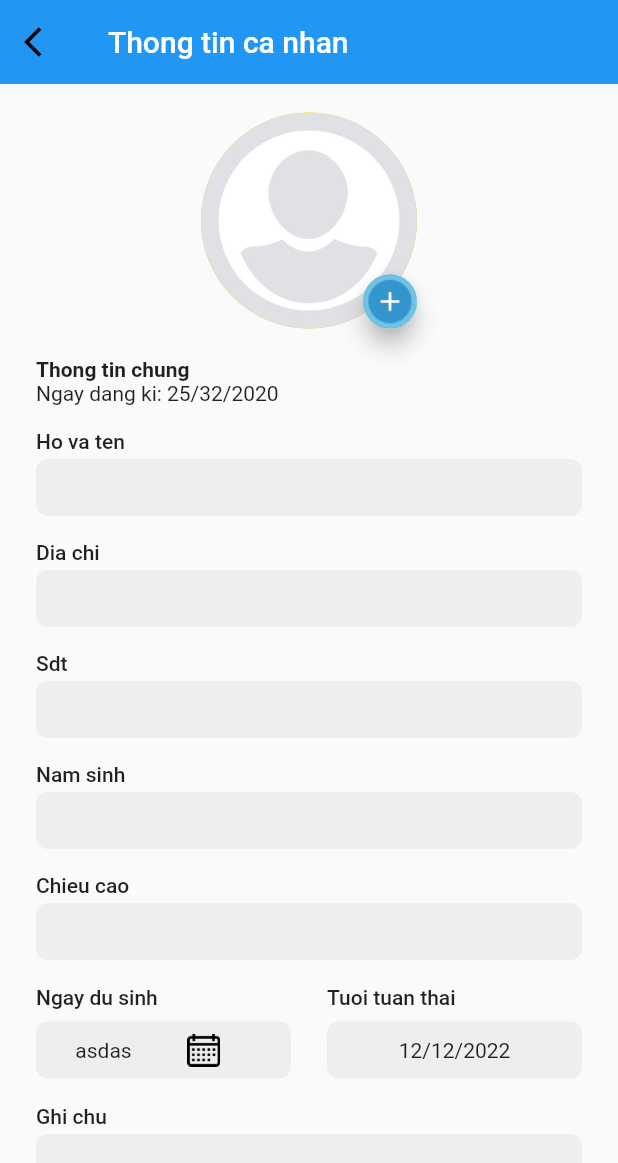
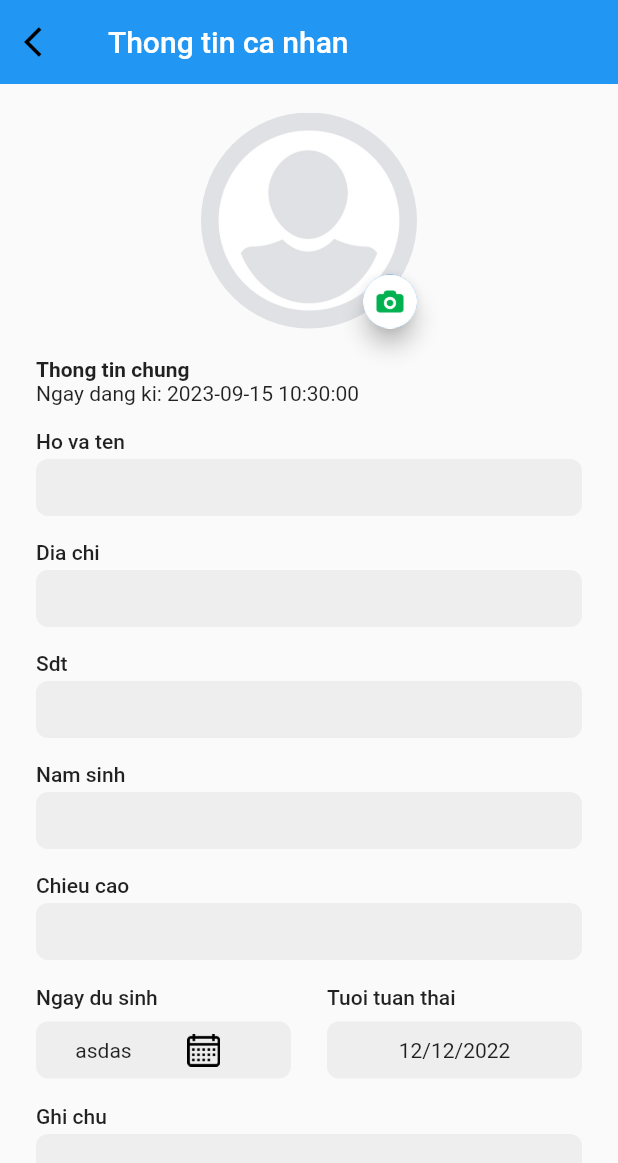
Before and after one commit to nmngn/mc_dart, a Flutter app: the MyDetailView screen opened directly, on a phone screen of 412 x 824 dp. Shown: the top 1163 px of the screen. Run offline on Flutter 3.47's test engine with Material 2 defaults, Android fonts, the phone set to English and light mode, and no system bars; our stand-ins replace image_picker.

Commit message:
update app

```diff
--- /dev/null
+++ b/mc_dart/lib/model/user.dart
@@ -0,0 +1,16 @@
+import 'package:flutter/cupertino.dart';
+
+class User with ChangeNotifier {
+  final String idUser = '';
+  final String name = '';
+  final String address = '';
+  final String momBirth = '';
+  final String numberPhone = '';
+  final String height = '';
+  final String babyDateBorn = '';
+  final String dateSave = '';
+  final String note = '';
+  final String avatar = '';
+  final String imagePregnant = '';
+  final String isStar = '';
+}
--- a/mc_dart/lib/ui/detail.dart
+++ b/mc_dart/lib/ui/detail.dart
@@ -1,4 +1,8 @@
+import 'dart:io';
+
 import 'package:flutter/material.dart';
+import 'package:image_picker/image_picker.dart';
+import 'package:mc_dart/model/user.dart';
 
 class DetailView extends StatelessWidget {
   const DetailView({super.key});
@@ -14,12 +18,23 @@ class MyDetailView extends StatefulWidget {
 
   @override
   State<StatefulWidget> createState() {
-    return _MyDetailView();
+    return _MyDetailViewState();
   }
 }
 
-class _MyDetailView extends State<MyDetailView> {
+class _MyDetailViewState extends State<MyDetailView> {
   DateTime selectedDate = DateTime.now();
+  User currentUser = User();
+  XFile? avatarImage;
+
+  Future getImage() async {
+    var image = await ImagePicker().pickImage(source: ImageSource.gallery);
+    if (image != null) {
+      setState(() {
+        avatarImage = image;
+      });
+    }
+  }
 
   Future<void> _selectDate(BuildContext context) async {
     final DateTime? picked = await showDatePicker(
@@ -32,6 +47,13 @@ class _MyDetailView extends State<MyDetailView> {
         selectedDate = picked;
       });
     }
+  }
+
+  String getCurrentDate() {
+    DateTime now = DateTime.now();
+    DateTime date = DateTime(
+        now.year, now.month, now.day, now.hour, now.minute, now.second.toInt());
+    return date.toString().replaceAll('.000', '');
   }
 
   @override
@@ -53,7 +75,7 @@ class _MyDetailView extends State<MyDetailView> {
 
   Widget bodyView() {
     return ListView.separated(
-      itemCount: 10,
+      itemCount: 11,
       itemBuilder: (context, index) {
         switch (index) {
           case 0:
@@ -74,6 +96,8 @@ class _MyDetailView extends State<MyDetailView> {
             return ageCell();
           case 8:
             return itemCell('Ghi chu');
+          case 9:
+            return addPhotoCell();
           default:
             return Container();
         }
@@ -99,18 +123,24 @@ class _MyDetailView extends State<MyDetailView> {
                 height: 144,
                 width: 144,
                 decoration: BoxDecoration(
-                  borderRadius: BorderRadius.circular(75), color: Colors.amber),
+                    borderRadius: BorderRadius.circular(75)),
                 child: ClipRRect(
                     borderRadius: BorderRadius.circular(75),
-                  child: Image.asset('assets/image/avatar.jpeg')),
-            ),
+                    child: FittedBox(
+                        fit: BoxFit.fill,
+                        child: avatarImage == null
+                            ? Image.asset('assets/image/avatar.jpeg')
+                            : Image.file(File(avatarImage!.path))))),
             Positioned(
               height: 36,
               width: 36,
               bottom: 0,
               right: 0,
               child: FloatingActionButton(
-                  onPressed: () {}, child: Image.asset('assets/image/add.png')),
+                  onPressed: () {
+                    getImage();
+                  },
+                  child: Image.asset('assets/image/take_photo.png')),
             )
           ])
         ],
@@ -121,15 +151,15 @@ class _MyDetailView extends State<MyDetailView> {
   Widget infomationCell() {
     return Container(
         padding: const EdgeInsets.only(left: 24, right: 24),
-        child: const Column(
+        child: Column(
           mainAxisAlignment: MainAxisAlignment.center,
           crossAxisAlignment: CrossAxisAlignment.start,
           children: [
-            Text(
+            const Text(
               'Thong tin chung',
               style: TextStyle(fontWeight: FontWeight.bold),
             ),
-            Text('Ngay dang ki: 25/32/2020')
+            Text('Ngay dang ki: ${getCurrentDate()}')
           ],
         ));
   }
@@ -265,4 +295,18 @@ class _MyDetailView extends State<MyDetailView> {
           ],
         ));
   }
+
+  Widget addPhotoCell() {
+    return Container(
+      padding: const EdgeInsets.only(right: 24, left: 24),
+      height: 38,
+      child: Row(
+        mainAxisAlignment: MainAxisAlignment.center,
+        crossAxisAlignment: CrossAxisAlignment.center,
+        children: [
+          Text("Anh kem theo", style: TextStyle(fontWeight: FontWeight.w500))
+        ],
+      ),
+    );
   }
+}
--- a/mc_dart/pubspec.yaml
+++ b/mc_dart/pubspec.yaml
@@ -35,6 +35,8 @@ dependencies:
   # The following adds the Cupertino Icons font to your application.
   # Use with the CupertinoIcons class for iOS style icons.
   cupertino_icons: ^1.0.2
+  sqflite: ^2.3.0
+  image_picker: ^1.0.4
 
 dev_dependencies:
   flutter_test:
```
Also changed, not shown: mc_dart/lib/ui/history.dart (added), mc_dart/pubspec.lock, 20 other files. Lines whose indentation alone changed are shown as unchanged.
